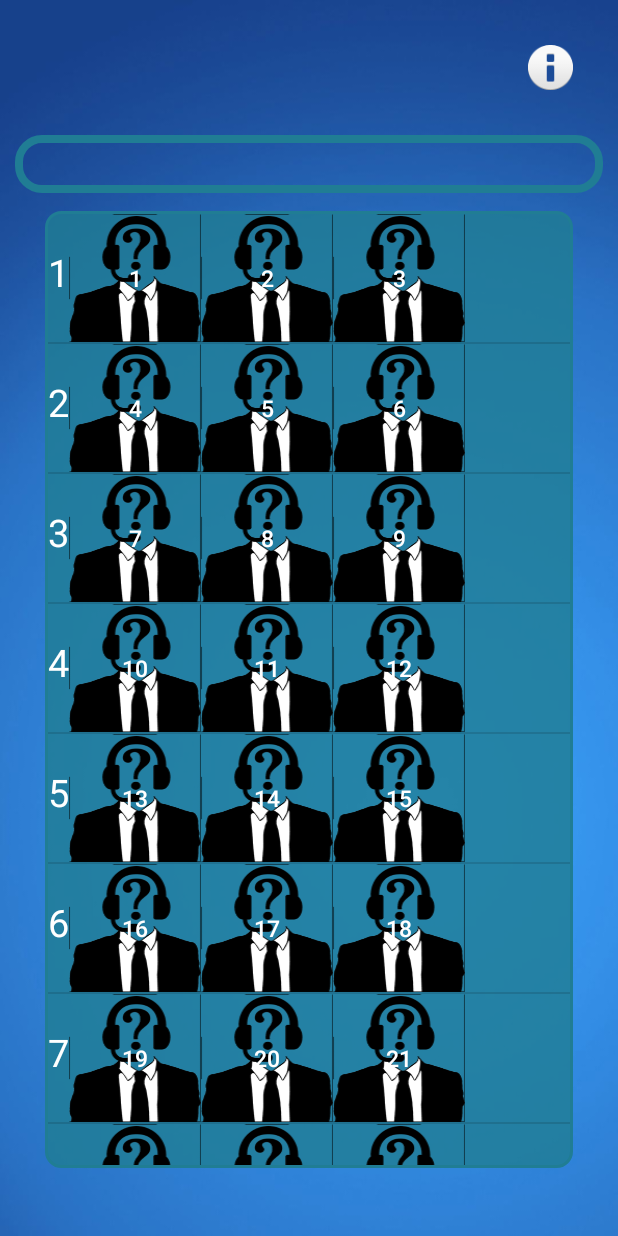
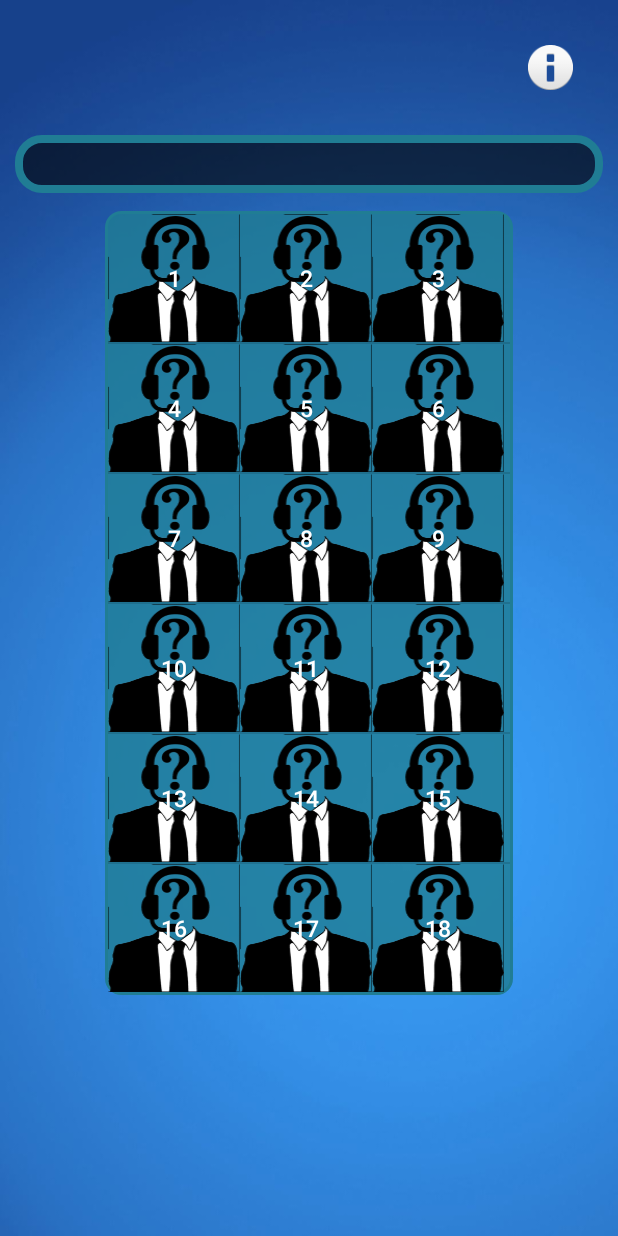
Before and after one commit to kinnusentuomo/BainApp, an Android app: the screen it shows after launch (MainActivity), on a phone screen of 412 x 824 dp. Run offline under Robolectric (Android 15) with nearby library versions, the phone set to English and light mode, and no system bars.

Commit message:
-Copyright kuvien korvaaminen universaaleilla käyttökelpoisilla kuvilla. -Tekstikentän lisääminen, joka näyttää Bainin lausahdukset tekstinä samalla kun niitä toistetaan -Play -kuvakkeen lisääminen foregroundin avulla = ei tarvitse muokata suoraan kuvaan -Painikkeiden siirtäminen ListViewiin -Toistamisen rajoittaminen yhteen painikkeeseen kerrallaan -Optimointeja -Vanhentuneiden metodien vaihtaminen uusiin -Projektin pushaaminen uudelleen.

```diff
--- a/app/build.gradle
+++ b/app/build.gradle
@@ -7,8 +7,8 @@ android {
         applicationId "tuomomees.bain_soundboard_app"
         minSdkVersion 15
         targetSdkVersion 25
-        versionCode 1
-        versionName "1.0"
+        versionCode 2
+        versionName "1.1 -beta"
         testInstrumentationRunner "android.support.test.runner.AndroidJUnitRunner"
     }
     buildTypes {
--- a/app/src/main/java/tuomomees/bain_soundboard_app/CustomDialogClass.java
+++ b/app/src/main/java/tuomomees/bain_soundboard_app/CustomDialogClass.java
@@ -3,6 +3,7 @@ package tuomomees.bain_soundboard_app;
 import android.app.Activity;
 import android.app.Dialog;
 import android.content.Intent;
+import android.content.pm.PackageManager;
 import android.net.Uri;
 import android.os.Bundle;
 import android.view.View;
@@ -45,7 +46,14 @@ class CustomDialogClass extends Dialog implements
             case R.id.btn_yes:
                 Toast.makeText(c.getApplicationContext(),c.getResources().getString(R.string.support_text), Toast.LENGTH_LONG).show();
 
-                String subject = c.getResources().getString(R.string.app_label_text);
+                String subject = null;
+                try {
+                    subject = c.getResources().getString(R.string.app_label_text) + c.getPackageManager()
+                            .getPackageInfo(c.getPackageName(), 0).versionName;
+                } catch (PackageManager.NameNotFoundException e) {
+                    e.printStackTrace();
+                }
+                ;
                 String emailAddress = c.getResources().getString(R.string.feedback_address);
                 String templateBody = c.getResources().getString(R.string.feedback_template);
                 String whichEmailToUse =  c.getResources().getString(R.string.choose_feedback_delivering);
--- a/app/src/main/java/tuomomees/bain_soundboard_app/CustomListViewAdapter.java
+++ b/app/src/main/java/tuomomees/bain_soundboard_app/CustomListViewAdapter.java
@@ -8,7 +8,6 @@ package tuomomees.bain_soundboard_app;
 
 import android.content.Context;
 import android.support.annotation.NonNull;
-import android.util.Log;
 import android.view.LayoutInflater;
 import android.view.View;
 import android.view.ViewGroup;
@@ -16,17 +15,20 @@ import android.widget.ArrayAdapter;
 import android.widget.Button;
 import android.widget.TextView;
 
-import java.util.ArrayList;
-
 class CustomListViewAdapter extends ArrayAdapter<String> {
     private int groupid;
     private String[] item_list;
     private Context context;
-    private int buttonCounter = 1;
+    private int buttonCounter = 0;
+
+
+    ViewHolder holder;
+
+    int counter = 0;
 
     //VG = layout ID
-    CustomListViewAdapter(Context context, int vg, int id, String[] item_list){
-        super(context,vg, id, item_list);
+    CustomListViewAdapter(Context context, int vg, /*int id, */String[] item_list){
+        super(context,vg, /*id,*/ item_list);
         this.context=context;
         groupid=vg;
         this.item_list=item_list;
@@ -46,30 +48,25 @@ class CustomListViewAdapter extends ArrayAdapter<String> {
             LayoutInflater inflater = (LayoutInflater) context.getSystemService(Context.LAYOUT_INFLATER_SERVICE);
             rowView= inflater.inflate(groupid, parent, false);
             ViewHolder viewHolder = new ViewHolder();
-            viewHolder.textview = (TextView) rowView.findViewById(R.id.textViewInList);
-            //buttonCounter = buttonCounter +1;
             viewHolder.button1 = (Button) rowView.findViewById(R.id.button1);
-            viewHolder.button1.setId(buttonCounter);
-            viewHolder.button1.setText(String.valueOf(buttonCounter));
-            buttonCounter = buttonCounter +1;
             viewHolder.button2 = (Button) rowView.findViewById(R.id.button2);
-            viewHolder.button2.setId(buttonCounter);
-            viewHolder.button2.setText(String.valueOf(buttonCounter));
-            buttonCounter = buttonCounter +1;
             viewHolder.button3 = (Button) rowView.findViewById(R.id.button3);
-            viewHolder.button3.setId(buttonCounter);
-            viewHolder.button3.setText(String.valueOf(buttonCounter));
-            buttonCounter = buttonCounter +1;
             rowView.setTag(viewHolder);
         }
-        // Set text to each TextView of ListView item
-        ViewHolder holder = (ViewHolder) rowView.getTag();
-        holder.textview.setText(item_list[position]);
-        /*
-        holder.button1.setText(String.valueOf(buttonCounter));
-        holder.button2.setText(String.valueOf(buttonCounter));
-        holder.button3.setText(String.valueOf(buttonCounter));
-*/
+
+            // Set text to each TextView of ListView item
+            holder = (ViewHolder) rowView.getTag();
+            buttonCounter = buttonCounter + 1;
+            holder.button1.setText(String.valueOf(buttonCounter));
+            holder.button1.setId(position);
+            buttonCounter = buttonCounter + 1;
+            holder.button2.setText(String.valueOf(position));
+            holder.button2.setId(position);
+            buttonCounter = buttonCounter + 1;
+            holder.button3.setText(String.valueOf(position));
+            holder.button3.setId(position);
+            buttonCounter = buttonCounter + 1;
+
         return rowView;
     }
 }
--- a/app/src/main/java/tuomomees/bain_soundboard_app/MainActivity.java
+++ b/app/src/main/java/tuomomees/bain_soundboard_app/MainActivity.java
@@ -17,7 +17,15 @@ import android.widget.Button;
 import android.widget.ListView;
 import android.widget.TextView;
 
+import java.util.ArrayList;
+
 public class MainActivity extends AppCompatActivity implements BainSoundPlayerThread.MediaPlayerThreadInterface{
+
+
+    //Testi
+    ArrayList<RowItemModel> models = new ArrayList<RowItemModel>();
+    TestAdapter testAdapter;
+    //END
 
     BainSoundPlayerThread bainSoundPlayerThread = null;
     int resources; //Toistettava tiedosto
@@ -42,11 +50,18 @@ public class MainActivity extends AppCompatActivity implements BainSoundPlayerTh
         bainPhraseTextView = (TextView) findViewById(R.id.bainPhraseTextView);
         bainPhraseTextView.setSelected(true);
 
+
+        initializeTestiAdapter();
+
+
+
         //LISTVIEW TESTI
         listView = (ListView) findViewById(R.id.buttonListView);
-        String[] items={"1","2","3","4","5", "6", "7", "8"}; //ROW AMOUNT
-        customListViewAdapterdapter = new CustomListViewAdapter(this, R.layout.listview_item ,R.id.textViewInList, items);
-        listView.setAdapter(customListViewAdapterdapter);
+        String[] items = new String[10]; //ROW AMOUNT
+
+        customListViewAdapterdapter = new CustomListViewAdapter(this, R.layout.listview_item ,/*R.id.textViewInList,*/ items);
+        //listView.setAdapter(customListViewAdapterdapter);
+        listView.setAdapter(testAdapter);
         //END
 
         cdd=new CustomDialogClass(this);
@@ -69,6 +84,10 @@ public class MainActivity extends AppCompatActivity implements BainSoundPlayerTh
         int id = bt.getId();
         switch (id)
         {
+            case 0:
+                resources = R.raw.bain_civilians;
+                bainPhraseString = "Civilians.";
+                break;
             case 1:
                 resources = R.raw.bain_alarm;
                 bainPhraseString = "That's the alarm, time to do some heavy lifting.";
@@ -169,7 +188,6 @@ public class MainActivity extends AppCompatActivity implements BainSoundPlayerTh
                 bainSoundPlayerThread.start();
             }
         }
-
     }
 
     public void onAboutButtonClicked(View v)
@@ -203,7 +221,6 @@ public class MainActivity extends AppCompatActivity implements BainSoundPlayerTh
                         else
                         {
                             //button.setForeground();
-
                             isThreadPlaying = false;
                             if (Build.VERSION.SDK_INT >= Build.VERSION_CODES.M) {
                                 button.setForeground(null);
@@ -216,4 +233,21 @@ public class MainActivity extends AppCompatActivity implements BainSoundPlayerTh
             }
         });
     }
+
+    //TESTI
+    public ArrayList<RowItemModel> generateData(){
+
+        models.add(new RowItemModel(1, 2, 3));
+        models.add(new RowItemModel(4, 5, 6));
+        models.add(new RowItemModel(7, 8, 9));
+        models.add(new RowItemModel(10, 11, 12));
+        models.add(new RowItemModel(13, 14, 15));
+        models.add(new RowItemModel(16, 17, 18));
+        return models;
+    }
+
+    public void initializeTestiAdapter()
+    {
+        testAdapter = new TestAdapter(this, generateData());
+    }
 }
--- /dev/null
+++ b/app/src/main/java/tuomomees/bain_soundboard_app/RowItemModel.java
@@ -0,0 +1,42 @@
+package tuomomees.bain_soundboard_app;
+
+/**
+ * Luokan on luonut tuomo päivämäärällä 29.10.2017.
+ */
+
+public class RowItemModel {
+
+    private String buttonNumber;
+    private int buttonId1;
+    private int buttonId2;
+    private int buttonId3;
+
+    RowItemModel(int buttonId1, int buttonId2, int buttonId3)
+    {
+        this.buttonId1 = buttonId1;
+        this.buttonId2 = buttonId2;
+        this.buttonId3 = buttonId3;
+    }
+
+    public String getButtonNumber() {
+        return buttonNumber;
+    }
+
+    public void setButtonNumber(String buttonNumber) {
+        this.buttonNumber = buttonNumber;
+    }
+
+    public int getButtonId1() {
+        return buttonId1;
+    }
+    public int getButtonId2() {
+        return buttonId2;
+    }
+    public int getButtonId3() {
+        return buttonId3;
+    }
+
+    public void setButtonId(int buttonId) {
+        this.buttonId1 = buttonId;
+    }
+}
--- /dev/null
+++ b/app/src/main/java/tuomomees/bain_soundboard_app/TestAdapter.java
@@ -0,0 +1,72 @@
+package tuomomees.bain_soundboard_app;
+
+/**
+ * Luokan on luonut tuomo päivämäärällä 29.10.2017.
+ */
+
+
+
+/**
+ * Luokan on luonut tuomo päivämäärällä 22.9.2017.
+ */
+
+//LISTVIEWIÄ VARTEN LUOTU ADAPTERI
+
+        import android.content.Context;
+        import android.graphics.drawable.Drawable;
+        import android.view.LayoutInflater;
+        import android.view.View;
+        import android.view.ViewGroup;
+        import android.widget.ArrayAdapter;
+        import android.widget.Button;
+        import android.widget.ImageView;
+        import android.widget.TextView;
+
+        import java.util.ArrayList;
+
+public class TestAdapter extends ArrayAdapter<RowItemModel> {
+
+    private final Context context;
+    private final ArrayList<RowItemModel> modelsArrayList;
+
+    public TestAdapter(Context context, ArrayList<RowItemModel> modelsArrayList) {
+
+        super(context, R.layout.listview_item, modelsArrayList);
+
+        this.context = context;
+        this.modelsArrayList = modelsArrayList;
+    }
+
+    @Override
+    public View getView(int position, View convertView, ViewGroup parent) {
+
+        // 1. Create inflater
+        LayoutInflater inflater = (LayoutInflater) context
+                .getSystemService(Context.LAYOUT_INFLATER_SERVICE);
+
+        // 2. Get rowView from inflater
+
+        View rowView;
+
+            rowView = inflater.inflate(R.layout.listview_item, parent, false);
+
+            // 3. Get icon,title & counter views from the rowView
+
+            Button button1 = (Button) rowView.findViewById(R.id.button1);
+            Button button2 = (Button) rowView.findViewById(R.id.button2);
+            Button button3 = (Button) rowView.findViewById(R.id.button3);
+
+            // 4. Set the text for textView
+            //imgView.setImageResource(modelsArrayList.get(position).getIcon());
+            button1.setId(modelsArrayList.get(position).getButtonId1());
+            button1.setText(String.valueOf(button1.getId()));
+            button2.setId(modelsArrayList.get(position).getButtonId2());
+            button2.setText(String.valueOf(button2.getId()));
+            button3.setId(modelsArrayList.get(position).getButtonId3());
+            button3.setText(String.valueOf(button3.getId()));
+
+
+        // 5. retrn rowView
+        return rowView;
+    }
+}
--- a/app/src/main/res/drawable/textview_bain_phrase_background_drawable.xml
+++ b/app/src/main/res/drawable/textview_bain_phrase_background_drawable.xml
@@ -6,5 +6,5 @@
         android:right="2dp"
         android:bottom="2dp" />
     <corners android:radius="15dp" />
-    <solid android:color="@android:color/transparent" />
+    <solid android:color="#99000000" />
 </shape>
--- a/app/src/main/res/layout/activity_main.xml
+++ b/app/src/main/res/layout/activity_main.xml
@@ -28,16 +28,16 @@ android:background="@mipmap/background_image"
                 android:id="@+id/bainPhraseTextView" />
     </TableLayout>
 
-    <TableLayout
-        android:layout_marginBottom="45sp"
-        android:layout_marginLeft="30sp"
-        android:layout_marginRight="30sp">
-        <ListView
+
+        <TableRow
             android:gravity="center"
-            android:background="@drawable/dialog_background_drawable"
-            android:id="@+id/buttonListView"
-            android:layout_width="wrap_content"
-            android:layout_height="wrap_content">
-        </ListView>
-    </TableLayout>
+            android:layout_marginLeft="10sp"
+            android:layout_marginRight="10sp">
+            <ListView
+                android:layout_gravity="center"
+                android:background="@drawable/dialog_background_drawable"
+                android:id="@+id/buttonListView">
+            </ListView>
+        </TableRow>
+
 </TableLayout>
--- a/app/src/main/res/layout/listview_item.xml
+++ b/app/src/main/res/layout/listview_item.xml
@@ -7,13 +7,6 @@
     >
 
     <TableRow>
-        <TextView
-            android:textColor="@color/colorWhite"
-            android:textSize="25sp"
-            android:id="@+id/textViewInList"
-            android:layout_width="wrap_content"
-            android:layout_height="wrap_content"
-            />
         <Button
             style="@style/ButtonStyle"
             android:onClick="onBainButtonClicked"
--- a/app/src/main/res/values/strings.xml
+++ b/app/src/main/res/values/strings.xml
@@ -6,7 +6,7 @@
     <string name="feedbackbutton_text">Feedback</string>
     <string name="support_text">Thank you for your support!</string>
     <string name="notsupport_text">Maybe you should support next time.</string>
-    <string name="app_label_text">Bain Soundboard App v1.0 beta</string>
+    <string name="app_label_text">Bain Soundboard App</string>
     <string name="feedback_address">feedback.tuomomees.applab@gmail.com</string>
     <string name="feedback_template">I loved ____ in this app but _____ could be better.\n</string>
     <string name="choose_feedback_delivering">I am going to send feedback with...</string>
```
Also changed, not shown: app/src/main/res/drawable/play_icon.png (added), app/src/main/res/drawable/play_icon_large.png (added), 2 other files.
